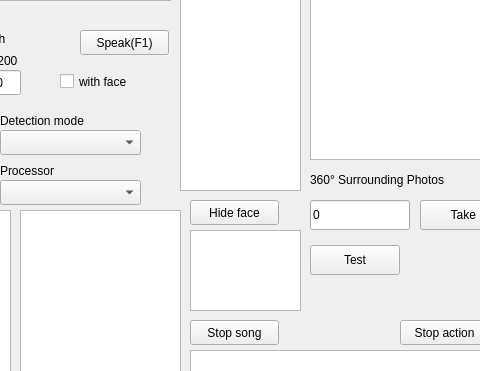
Qt form Server/Zenbo/mainwindow.ui (yangchihyuan/RobotNurseHelper) before a commit; both pictures show x 160 to 640 and y 270 to 641 of the 1126 by 857 pixel window.
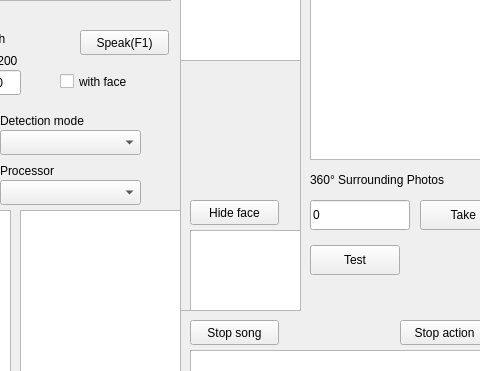
The same form after that commit.

Diff of the .ui file:
```diff
--- a/Server/Zenbo/mainwindow.ui
+++ b/Server/Zenbo/mainwindow.ui
@@ -783,6 +783,22 @@
      </rect>
     </property>
    </widget>
+   <widget class="QListView" name="listView_Content">
+    <property name="enabled">
+     <bool>false</bool>
+    </property>
+    <property name="geometry">
+     <rect>
+      <x>340</x>
+      <y>330</y>
+      <width>121</width>
+      <height>251</height>
+     </rect>
+    </property>
+    <property name="toolTip">
+     <string extracomment="This is Kebbi's mbtx file. I add it to Zenbo's UI to unify the mainwindow.h file. "/>
+    </property>
+   </widget>
    <widget class="QCheckBox" name="checkBox_SaveImages">
     <property name="geometry">
      <rect>
```
